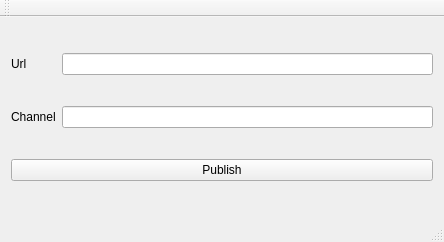
Qt form scratch/Publisher/mainwindow.ui (cvilas/ugv1) before a commit.
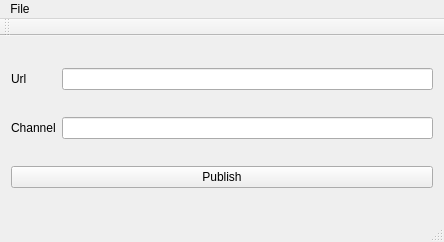
The same form after that commit.

Commit message: agent publisher test works on android. yay!

```diff
--- a/scratch/Publisher/mainwindow.ui
+++ b/scratch/Publisher/mainwindow.ui
@@ -53,6 +53,13 @@
      <height>20</height>
     </rect>
    </property>
+   <widget class="QMenu" name="menuFile">
+    <property name="title">
+     <string>File</string>
+    </property>
+    <addaction name="actionExit"/>
+   </widget>
+   <addaction name="menuFile"/>
   </widget>
   <widget class="QToolBar" name="mainToolBar">
    <attribute name="toolBarArea">
```
Left out of the diff: 24 changed lines with no effect on the pictures. The commit also changes 1 other file.
